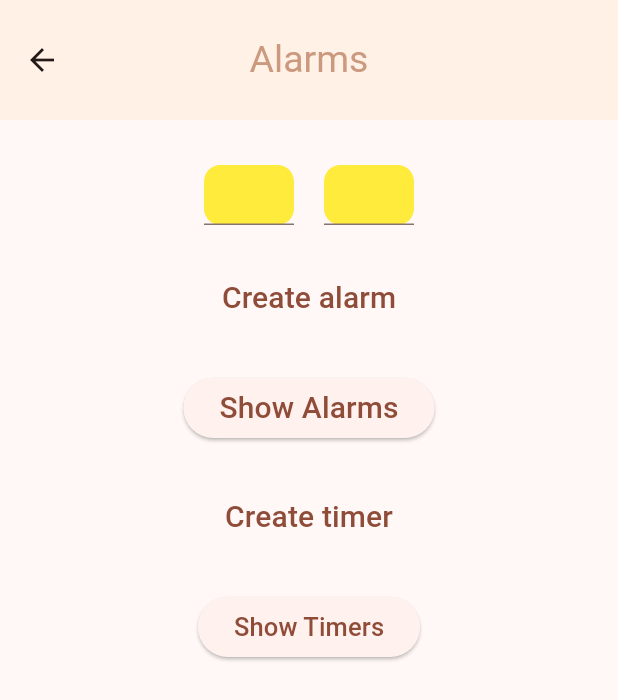
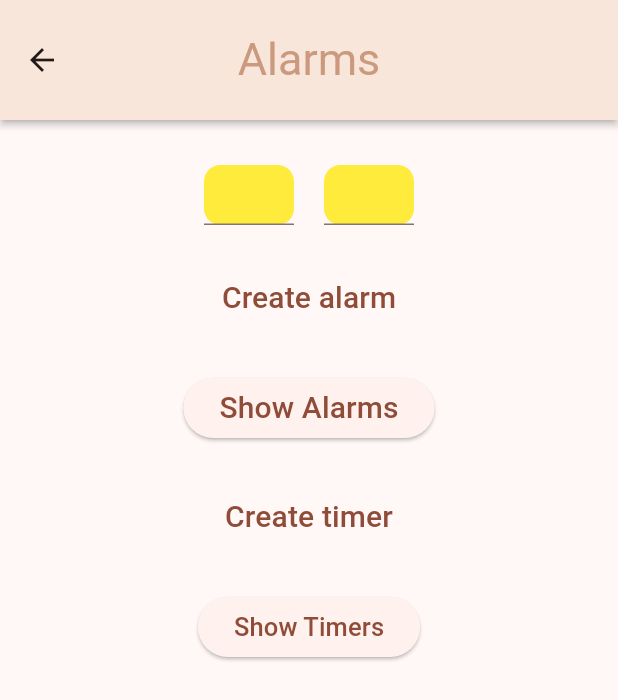
Before and after one commit to audreyhan222/App-Challenge, a Flutter app: the MainPage screen opened directly, after a tap on "Alarm", on a phone screen of 412 x 824 dp. Shown: the top 700 px of the screen. Run offline on Flutter 3.47's test engine with Material 2 defaults, Android fonts, the phone set to English and light mode, and no system bars; our stand-ins replace cloud_firestore, firebase_core, getwidget, google_fonts; missing offline and left inert: flutter_alarm_clock; accounts and stored records are empty; Roboto replaces fonts that are missing (Kanit).

Commit message:
got button sizing for main page

```diff
--- a/lib/AlarmPage.dart
+++ b/lib/AlarmPage.dart
@@ -1,6 +1,7 @@
 import 'package:flutter/cupertino.dart';
 import 'package:flutter/material.dart';
 import 'package:flutter_alarm_clock/flutter_alarm_clock.dart';
+import 'package:google_fonts/google_fonts.dart';
 
 
 class AlarmPage extends StatefulWidget {
@@ -20,11 +21,13 @@ class _AlarmPageState extends State<AlarmPage> {
   Widget build(BuildContext context) {
     return Scaffold(
       appBar: AppBar (
-        title: Text("Alarms", style: TextStyle(color: Color.fromRGBO(203, 153, 126, 1), fontSize: 25)),
+        title: Text("Alarms", style: GoogleFonts.kanit(color: Color.fromRGBO(203, 153, 126, 1), fontSize: 30)),
         centerTitle: true,
         backgroundColor: Color.fromRGBO(255, 241, 230, 1),
         toolbarHeight: 80,
         toolbarOpacity: 1.0,
+        shadowColor: Colors.black,
+        elevation: 2.0,
       ),
       body: Center(
           child: Column(children: <Widget>[
--- a/lib/ConnectionsPage.dart
+++ b/lib/ConnectionsPage.dart
@@ -3,6 +3,7 @@ import 'package:firebase_core/firebase_core.dart';
 import 'package:cloud_firestore/cloud_firestore.dart';
 import 'globals.dart' as globals;
 import 'EnterConnectionPage.dart';
+import 'package:google_fonts/google_fonts.dart';
 
 class ConnectionsPage extends StatefulWidget {
   const ConnectionsPage({Key key = const Key("")}) : super(key: key);
@@ -20,12 +21,13 @@ class _ConnectionsPageState extends State<ConnectionsPage> {
   Widget build(BuildContext context) {
     return Scaffold(
       appBar: AppBar (
-        title: Text("Connections", style: TextStyle(color: Color.fromRGBO(203, 153, 126, 1), fontSize: 25)),
+        title: Text("Connections", style: GoogleFonts.kanit(color: Color.fromRGBO(203, 153, 126, 1), fontSize: 30)),
         centerTitle: true,
         backgroundColor: Color.fromRGBO(255, 241, 230, 1),
         toolbarHeight: 80,
         toolbarOpacity: 1.0,
         shadowColor: Colors.black,
+        elevation: 2.0,
       ),
       body: Center(
 
--- a/lib/EnterConnectionPage.dart
+++ b/lib/EnterConnectionPage.dart
@@ -2,6 +2,7 @@ import 'package:flutter/material.dart';
 import 'package:cloud_firestore/cloud_firestore.dart';
 import 'globals.dart' as globals;
 import 'package:getwidget/getwidget.dart';
+import 'package:google_fonts/google_fonts.dart';
 
 class EnterConnectionPage extends StatefulWidget {
   const EnterConnectionPage({super.key});
@@ -17,7 +18,7 @@ class _EnterConnectionPageState extends State<EnterConnectionPage> {
     var user_name = "";
     return Scaffold (
       appBar: AppBar (
-        title: Text("Add Connection", style: TextStyle(color: Color.fromRGBO(203, 153, 126, 1), fontSize: 25)),
+        title: Text("Add Connection", style: GoogleFonts.kanit(color: Color.fromRGBO(203, 153, 126, 1), fontSize: 30)),
         centerTitle: true,
         backgroundColor: Color.fromRGBO(255, 241, 230, 1),
         toolbarHeight: 80,
@@ -99,7 +100,7 @@ class _EnterConnectionPageState extends State<EnterConnectionPage> {
                 globals.user_id = user_email;
                 globals.main_id = user_data["Main Email"];
               },
-              child: Text("Create Connection"),
+              child: Text("Create Connection", style: GoogleFonts.merriweather(color: Colors.white, fontSize: 20)),
             ),
             ),
           ],
--- a/lib/LoginPage.dart
+++ b/lib/LoginPage.dart
@@ -3,6 +3,7 @@ import 'MainPage.dart';
 import 'globals.dart' as globals;
 import 'package:cloud_firestore/cloud_firestore.dart';
 import 'package:getwidget/getwidget.dart';
+import 'package:google_fonts/google_fonts.dart';
 
 
 class LoginPage extends StatefulWidget {
@@ -19,7 +20,7 @@ class _LoginPageState extends State<LoginPage> {
   Widget build (BuildContext context){
     return Scaffold(
       appBar: AppBar (
-        title: Text("Login", style: TextStyle(color: Color.fromRGBO(203, 153, 126, 1), fontSize: 25)),
+        title: Text("Login", style: GoogleFonts.kanit(color: Color.fromRGBO(203, 153, 126, 1), fontSize: 30)),
         centerTitle: true,
         backgroundColor: Color.fromRGBO(255, 241, 230, 1),
         toolbarHeight: 80,
@@ -95,7 +96,7 @@ class _LoginPageState extends State<LoginPage> {
                       onError: (e) => print("User email or password is incorrect."),
                     );
                   },
-                  child: Text("Login")),
+                  child: Text("Login", style: GoogleFonts.merriweather(color: Colors.white, fontSize: 20))),
               ),
             ]
           ),
--- a/lib/MainPage.dart
+++ b/lib/MainPage.dart
@@ -3,6 +3,8 @@ import 'AlarmPage.dart';
 import 'NotesPage.dart';
 import 'SchedulePage.dart';
 import 'ConnectionsPage.dart';
+import 'package:google_fonts/google_fonts.dart';
+import 'package:getwidget/getwidget.dart';
 
 class MainPage extends StatefulWidget {
   const MainPage({super.key});
@@ -15,7 +17,7 @@ class _MainPageState extends State<MainPage> {
   Widget build (BuildContext context) {
     return Scaffold(
       appBar: AppBar (
-        title: Text("Home", style: TextStyle(color: Color.fromRGBO(203, 153, 126, 1), fontSize: 25)),
+        title: Text("Home", style: GoogleFonts.kanit(color: Color.fromRGBO(203, 153, 126, 1), fontSize: 30)),
         centerTitle: true,
         backgroundColor: Color.fromRGBO(255, 241, 230, 1),
         toolbarHeight: 80,
@@ -23,43 +25,105 @@ class _MainPageState extends State<MainPage> {
         elevation: 2.0,
         shadowColor: Colors.black,
       ),
-      body: Column (
+      body: Row (
         children: [
-          TextButton (
+          Column (
+            children: [
+              Container (
+                height: 250,
+                width: 180,
+                child: Padding (
+                  padding: const EdgeInsets.fromLTRB(10, 40, 5, 5),
+                  child: GFButton (
+                    color: Colors.blue,
                     onPressed: () {
                       Navigator.push(
                         context,
                         MaterialPageRoute(builder: (context) => const AlarmPage()),
                       );
                     },
-            child: Text ("Alarm"),
+                    child: Column (
+                      children: [
+                        Icon(null),
+                        Text ("Alarm"),
+                      ]
+                    )
                   ),
-          TextButton (
+                )
+              ),
+              Container (
+                height: 300,
+                width: 180,
+                child: Padding (
+                  padding: const EdgeInsets.fromLTRB(10.0, 5, 5, 10),
+                  child: GFButton (
+                    color: Colors.blue,
                     onPressed: () {
                       Navigator.push (
                         context,
                         MaterialPageRoute(builder: (context) => const SchedulePage()),
                       );
                     },
-            child: Text("Schedule"),
+                    child: Column (
+                      children: [
+                        Icon(null),
+                        Text("Schedule"),
+                      ]
                     ),
-          TextButton (
+                  ),
+                ),
+              ),
+            ]
+          ),
+          Column (
+            children: [
+              Container (
+                height: 350,
+                width: 180,
+                child: Padding (
+                  padding: EdgeInsets.fromLTRB(5, 40, 10, 5),
+                  child: GFButton (
+                    color: Colors.pink,
+                    shape: GFButtonShape.standard,
                     onPressed: () {
                       Navigator.push (
                         context,
                         MaterialPageRoute(builder: (context) => const NotesPage()),
                       );
                     },
-            child: Text("Notes"),
+                    child: Column(
+                      children: [
+                        Icon(null),
+                        Text("Notes"),
+                      ]
                     ),
-          TextButton (
+                  ),
+                ),
+              ),
+              Container (
+                height: 200,
+                width: 180,
+                child: Padding (
+                  padding: EdgeInsets.fromLTRB(5, 5, 10, 10),
+                  child: GFButton (
+                    color: Colors.pink,
+                    shape: GFButtonShape.standard,
                     onPressed: () {
                       Navigator.push (
                         context,
                         MaterialPageRoute(builder: (context) => const ConnectionsPage()),
                       );
                     },
-            child: Text("Connections")
+                    child: Column(
+                      children: [
+                        Icon(null),
+                        Text("Connections")
+                      ]
+                    ),
+                  ),
+                ),
+              ),
+            ],
           ),
         ],
       ),
--- a/lib/NotesPage.dart
+++ b/lib/NotesPage.dart
@@ -3,6 +3,7 @@ import 'package:firebase_core/firebase_core.dart';
 import 'firebase_options.dart';
 import 'package:cloud_firestore/cloud_firestore.dart';
 import 'globals.dart' as globals;
+import 'package:google_fonts/google_fonts.dart';
 
 class NotesPage extends StatefulWidget {
   const NotesPage({super.key});
@@ -15,7 +16,7 @@ class _NotesPageState extends State<NotesPage> {
   Widget build (BuildContext context) {
     return Scaffold(
       appBar: AppBar (
-        title: Text("Notes", style: TextStyle(color: Color.fromRGBO(203, 153, 126, 1), fontSize: 25)),
+        title: Text("Notes", style: GoogleFonts.kanit(color: Color.fromRGBO(203, 153, 126, 1), fontSize: 30)),
         centerTitle: true,
         backgroundColor: Color.fromRGBO(255, 241, 230, 1),
         toolbarHeight: 80,
--- a/lib/SchedulePage.dart
+++ b/lib/SchedulePage.dart
@@ -3,6 +3,7 @@ import 'package:firebase_core/firebase_core.dart';
 import 'firebase_options.dart';
 import 'package:cloud_firestore/cloud_firestore.dart';
 import 'globals.dart' as globals;
+import 'package:google_fonts/google_fonts.dart';
 
 class SchedulePage extends StatefulWidget {
   const SchedulePage({super.key});
@@ -16,7 +17,7 @@ class _SchedulePageState extends State<SchedulePage> {
   Widget build (BuildContext context) {
     return Scaffold(
       appBar: AppBar (
-        title: Text("Add Event", style: TextStyle(color: Color.fromRGBO(203, 153, 126, 1), fontSize: 25)),
+        title: Text("Add Event", style: GoogleFonts.kanit(color: Color.fromRGBO(203, 153, 126, 1), fontSize: 30)),
         centerTitle: true,
         backgroundColor: Color.fromRGBO(255, 241, 230, 1),
         toolbarHeight: 80,
--- a/lib/SignUpPage.dart
+++ b/lib/SignUpPage.dart
@@ -3,6 +3,7 @@ import 'MainPage.dart';
 import 'package:cloud_firestore/cloud_firestore.dart';
 import 'globals.dart' as globals;
 import 'package:getwidget/getwidget.dart';
+import 'package:google_fonts/google_fonts.dart';
 
 class SignUpPage extends StatefulWidget {
   const SignUpPage({super.key});
@@ -18,7 +19,7 @@ class _SignUpPageState extends State<SignUpPage> {
   Widget build (BuildContext context) {
     return Scaffold(
       appBar: AppBar (
-        title: Text("Sign In", style: TextStyle(color: Color.fromRGBO(203, 153, 126, 1), fontSize: 25)),
+        title: Text("Sign In", style: GoogleFonts.kanit(color: Color.fromRGBO(203, 153, 126, 1), fontSize: 30)),
         centerTitle: true,
         backgroundColor: Color.fromRGBO(255, 241, 230, 1),
         toolbarHeight: 80,
@@ -135,7 +136,7 @@ class _SignUpPageState extends State<SignUpPage> {
                   // );
 
                 },
-                child: Text("Sign Up")
+                child: Text("Sign Up", style: GoogleFonts.merriweather(color: Colors.white, fontSize: 20))
               ),
             ),
 
--- a/lib/main.dart
+++ b/lib/main.dart
@@ -68,7 +68,7 @@ class _MyHomePageState extends State<MyHomePage> {
       home: Scaffold(
         appBar: AppBar(
           toolbarHeight: 120,
-          title: const Text('App Name', style: TextStyle(color: Color.fromRGBO(203, 153, 126, 1), fontSize: 40)),
+          title: Text('App Name', style: GoogleFonts.kanit(color: Color.fromRGBO(203, 153, 126, 1), fontSize: 45)),
           backgroundColor: Color.fromRGBO(255, 241, 230, 1),
           centerTitle: true,
         ),
@@ -91,7 +91,7 @@ class _MyHomePageState extends State<MyHomePage> {
                         MaterialPageRoute(builder: (context) => const LoginPage()),
                       );
                     },
-                    child: Text("Login", style: TextStyle(fontSize: 25, fontFamily: "", color: Colors.white,)),
+                    child: Text("Login", style: GoogleFonts.merriweather(color: Colors.white, fontSize: 25)),
                   ),
               ),
               SizedBox(
@@ -110,7 +110,7 @@ class _MyHomePageState extends State<MyHomePage> {
                       MaterialPageRoute(builder: (context) => const SignUpPage()),
                     );
                   },
-                  child: Text("Sign In", style: TextStyle(fontSize: 25)),
+                  child: Text("Sign In", style: GoogleFonts.merriweather(fontSize: 25)),
                 ),
               ),
             ]
```
Lines whose indentation alone changed are shown as unchanged.
